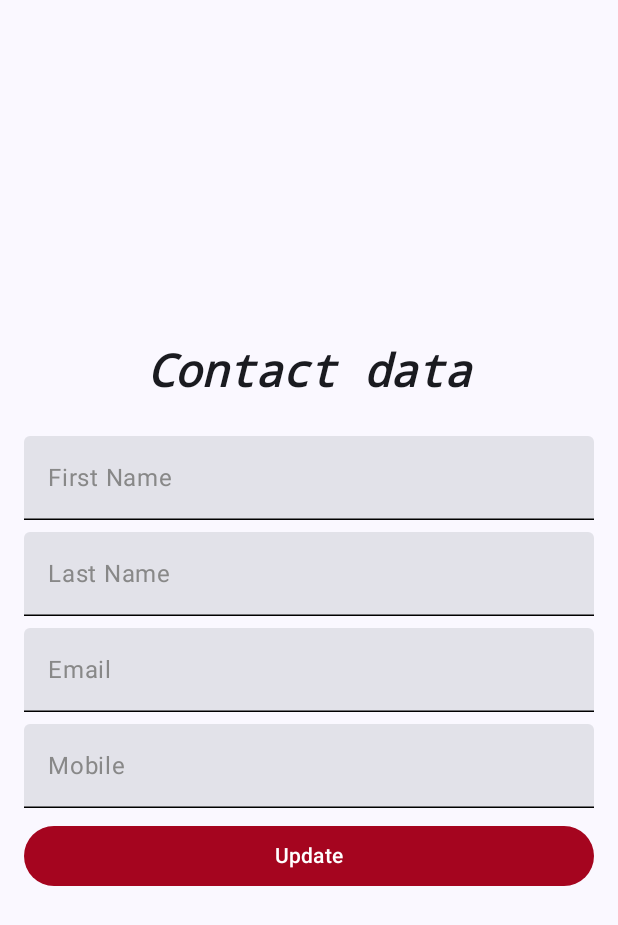
After one commit to Victorious-hub/CVD_Patient_Monitoring, an Android app built with Jetpack Compose: the composable PatientContactScreen shown on its own in the app's theme, on a phone screen of 412 x 824 dp. The commit adds this screen. Shown: the top 925 px of the screen. Run offline under Robolectric (Android 15) with nearby library versions, the phone set to English and light mode, and no system bars; our stand-ins replace Dagger/Hilt's generated code.

Commit message:
Add update methods for patients

```diff
--- a/app/build.gradle.kts
+++ b/app/build.gradle.kts
@@ -102,5 +102,6 @@ dependencies {
 
     // Datastore
     implementation("androidx.datastore:datastore-preferences:1.0.0")
+    implementation("androidx.compose.material3:material3:1.2.1")
 
 }
--- a/app/src/main/java/com/example/cvd_monitoring/domain/model/users/Doctor.kt
+++ b/app/src/main/java/com/example/cvd_monitoring/domain/model/users/Doctor.kt
@@ -2,5 +2,6 @@ package com.example.cvd_monitoring.domain.model.users
 
 data class Doctor(
     val patients: List<Patient>,
+    val patient_cards: List<Patient>,
     val user: User
 )
--- /dev/null
+++ b/app/src/main/java/com/example/cvd_monitoring/domain/model/users/PatientContact.kt
@@ -0,0 +1,6 @@
+package com.example.cvd_monitoring.domain.model.users
+
+data class PatientContact(
+    val mobile: String,
+    val user: UserContact,
+)
--- a/app/src/main/java/com/example/cvd_monitoring/domain/repository/PatientRepository.kt
+++ b/app/src/main/java/com/example/cvd_monitoring/domain/repository/PatientRepository.kt
@@ -4,6 +4,8 @@ import com.example.cvd_monitoring.data.models.PatientDto
 import com.example.cvd_monitoring.domain.model.users.Auth
 import com.example.cvd_monitoring.domain.model.users.CreateUserRequest
 import com.example.cvd_monitoring.domain.model.users.Patient
+import com.example.cvd_monitoring.domain.model.users.PatientContact
+import com.example.cvd_monitoring.domain.model.users.PatientData
 import com.example.cvd_monitoring.domain.model.users.User
 import retrofit2.http.Body
 
@@ -12,7 +14,9 @@ interface PatientRepository {
 
     suspend fun createPatient(@Body patient: CreateUserRequest): User
 
-    suspend fun updatePatientData(@Body patient: Patient, slug: String): Patient
+    suspend fun updatePatientData(@Body patient: PatientData, slug: String): PatientData
 
     suspend fun getPatients(): List<Patient>
+
+    suspend fun updatePatientContact(@Body patient: PatientContact, slug: String): PatientContact
 }
--- a/app/src/main/java/com/example/cvd_monitoring/domain/use_case/patient_contact/PatientContactUseCase.kt
+++ b/app/src/main/java/com/example/cvd_monitoring/domain/use_case/patient_contact/PatientContactUseCase.kt
@@ -1,4 +1,17 @@
 package com.example.cvd_monitoring.domain.use_case.patient_contact
 
-class PatientContactUseCase {
+import com.example.cvd_monitoring.domain.model.users.PatientContact
+import com.example.cvd_monitoring.domain.model.users.PatientData
+import com.example.cvd_monitoring.domain.model.users.User
+import com.example.cvd_monitoring.domain.model.users.UserContact
+import com.example.cvd_monitoring.domain.repository.PatientRepository
+import javax.inject.Inject
+
+class PatientContactUseCase @Inject constructor(
+    private val patientRepository: PatientRepository
+){
+    suspend operator fun invoke(mobile: String, firstName: String, lastName: String, email: String, slug: String): PatientContact {
+        val user = UserContact(firstName, lastName, email)
+        return patientRepository.updatePatientContact(PatientContact(mobile, user), slug)
+    }
 }
--- a/app/src/main/java/com/example/cvd_monitoring/presentation/Screen.kt
+++ b/app/src/main/java/com/example/cvd_monitoring/presentation/Screen.kt
@@ -4,7 +4,8 @@ sealed class Screen(val route: String) {
     data object Home : Screen("home")
     data object SignUp : Screen("signUp")
     data object  SignIn : Screen("SignIn")
-    data object  UpdateData : Screen("updateData")
+    data object  UpdateDataPatient : Screen("updateData")
     data object  UpdateContactPatient : Screen("updateContactPatient")
     data object  UpdateContactDoctor : Screen("UpdateContactDoctor")
+    data object  PatientList : Screen("patientList")
 }
--- /dev/null
+++ b/app/src/main/java/com/example/cvd_monitoring/presentation/patient_contact_update/PatientContactScreen.kt
@@ -0,0 +1,151 @@
+package com.example.cvd_monitoring.presentation.patient_contact_update
+
+import androidx.compose.foundation.layout.Arrangement
+import androidx.compose.foundation.layout.Column
+import androidx.compose.foundation.layout.fillMaxSize
+import androidx.compose.foundation.layout.fillMaxWidth
+import androidx.compose.foundation.layout.padding
+import androidx.compose.foundation.shape.RoundedCornerShape
+import androidx.compose.material3.Button
+import androidx.compose.material3.ButtonDefaults
+import androidx.compose.material3.ExperimentalMaterial3Api
+import androidx.compose.material3.Text
+import androidx.compose.material3.TextField
+import androidx.compose.material3.TextFieldDefaults
+import androidx.compose.runtime.Composable
+import androidx.compose.runtime.getValue
+import androidx.compose.runtime.mutableStateOf
+import androidx.compose.runtime.remember
+import androidx.compose.ui.Alignment
+import androidx.compose.ui.Modifier
+import androidx.compose.ui.graphics.Color
+import androidx.compose.ui.text.TextStyle
+import androidx.compose.ui.text.font.FontFamily
+import androidx.compose.ui.text.font.FontStyle
+import androidx.compose.ui.text.font.FontWeight
+import androidx.compose.ui.tooling.preview.Preview
+import androidx.compose.ui.unit.dp
+import androidx.compose.ui.unit.sp
+import androidx.hilt.navigation.compose.hiltViewModel
+import androidx.navigation.NavController
+import com.example.cvd_monitoring.presentation.patient_data_update.PatientUpdateViewModel
+
+
+@OptIn(ExperimentalMaterial3Api::class)
+@Composable
+fun PatientContactScreen(
+    viewModel: PatientContactViewModel = hiltViewModel(),
+    navController: NavController,
+) {
+    val firstNameState = viewModel.firstNameState.value
+    val lastNameState = viewModel.lastNameState.value
+    val emailState  = viewModel.emailState.value
+    val mobileState  = viewModel.mobileState.value
+    val slug = navController.currentBackStackEntry?.arguments?.getString("slug") ?: ""
+    val isFocused by remember { mutableStateOf(false) }
+    Column(
+        modifier = Modifier
+            .fillMaxSize()
+            .padding(16.dp),
+        verticalArrangement = Arrangement.Center,
+        horizontalAlignment = Alignment.CenterHorizontally
+    ) {
+        Text(
+            text = "Contact data",
+            modifier = Modifier.padding(bottom = 25.dp),
+            style = TextStyle(
+                fontSize = 30.sp,
+                fontWeight = FontWeight.Bold,
+                fontStyle = FontStyle.Italic,
+                fontFamily = FontFamily.Monospace,
+            )
+        )
+        TextField(
+            value = firstNameState.text,
+            onValueChange = {  viewModel.setFirstNameValue(it) },
+            label = {
+                Text(
+                    text = "First Name",
+                    color = Color.Gray
+                )
+            },
+            modifier = Modifier
+                .fillMaxWidth()
+                .padding(bottom = 8.dp),
+            colors = TextFieldDefaults.textFieldColors(
+                focusedIndicatorColor = Color.Red,
+                unfocusedIndicatorColor = if (isFocused) Color.Red else Color.Black,
+                cursorColor = Color.Red,
+            ),
+        )
+        TextField(
+            value = lastNameState.text,
+            onValueChange = { viewModel.setLastNameValue(it) },
+            label = {
+                Text(
+                    text = "Last Name",
+                    color = Color.Gray
+                )
+            },
+            modifier = Modifier
+                .fillMaxWidth()
+                .padding(bottom = 8.dp),
+            colors = TextFieldDefaults.textFieldColors(
+                focusedIndicatorColor = Color.Red,
+                unfocusedIndicatorColor = if (isFocused) Color.Red else Color.Black,
+                cursorColor = Color.Red,
+            ),
+        )
+        TextField(
+            value = emailState.text,
+            onValueChange = { viewModel.setEmailValue(it) },
+            label = {
+                Text(
+                    text = "Email",
+                    color = Color.Gray
+                )
+            },
+            modifier = Modifier
+                .fillMaxWidth()
+                .padding(bottom = 8.dp),
+            colors = TextFieldDefaults.textFieldColors(
+                focusedIndicatorColor = Color.Red,
+                unfocusedIndicatorColor = if (isFocused) Color.Red else Color.Black,
+                cursorColor = Color.Red,
+            ),
+        )
+        TextField(
+            value = mobileState.text,
+            onValueChange = { viewModel.setMobileValue(it) },
+            label = {
+                Text(
+                    text = "Mobile",
+                    color = Color.Gray
+                )
+            },
+            modifier = Modifier
+                .fillMaxWidth()
+                .padding(bottom = 8.dp),
+            colors = TextFieldDefaults.textFieldColors(
+                focusedIndicatorColor = Color.Red,
+                unfocusedIndicatorColor = if (isFocused) Color.Red else Color.Black,
+                cursorColor = Color.Red,
+            ),
+        )
+
+        Button(
+            onClick = {
+                viewModel.updatePatientContact(slug)
+            },
+            modifier = Modifier.fillMaxWidth(),
+            colors = ButtonDefaults.buttonColors(
+                containerColor = Color(0xFFa5051f),
+                contentColor = Color.White
+            ),
+            shape = RoundedCornerShape(20.dp)
+        ) {
+            Text("Update")
+        }
+    }
+
+}
--- /dev/null
+++ b/app/src/main/java/com/example/cvd_monitoring/presentation/patient_contact_update/PatientContactViewModel.kt
@@ -0,0 +1,66 @@
+package com.example.cvd_monitoring.presentation.patient_contact_update
+
+import android.util.Log
+import androidx.compose.runtime.State
+import androidx.compose.runtime.mutableStateOf
+import androidx.lifecycle.ViewModel
+import androidx.lifecycle.viewModelScope
+import com.example.cvd_monitoring.common.TextFieldState
+import com.example.cvd_monitoring.domain.model.users.PatientContact
+import com.example.cvd_monitoring.domain.model.users.PatientData
+import com.example.cvd_monitoring.domain.use_case.patient_contact.PatientContactUseCase
+import com.example.cvd_monitoring.domain.use_case.patient_data.PatientDataUseCase
+import dagger.hilt.android.lifecycle.HiltViewModel
+import kotlinx.coroutines.launch
+import javax.inject.Inject
+
+
+@HiltViewModel
+class PatientContactViewModel @Inject constructor(
+    private val patientContactUseCase: PatientContactUseCase,
+) : ViewModel(){
+    private val _firstNameState = mutableStateOf(TextFieldState())
+    val firstNameState: State<TextFieldState> = _firstNameState
+
+    fun setFirstNameValue(value: String) {
+        _firstNameState.value = firstNameState.value.copy(text = value)
+    }
+
+    private val _lastNameState = mutableStateOf(TextFieldState())
+    val lastNameState: State<TextFieldState> = _lastNameState
+
+    fun setLastNameValue(value: String) {
+        _lastNameState.value = lastNameState.value.copy(text = value)
+    }
+
+    private val _emailState = mutableStateOf(TextFieldState())
+    val emailState: State<TextFieldState> = _emailState
+
+    fun setEmailValue(value: String) {
+        _emailState.value = emailState.value.copy(text = value)
+    }
+
+    private val _mobileState = mutableStateOf(TextFieldState())
+    val mobileState: State<TextFieldState> = _mobileState
+
+    fun setMobileValue(value: String) {
+        _mobileState.value = mobileState.value.copy(text = value)
+    }
+
+    fun updatePatientContact(slug: String) {
+        val firstName = firstNameState.value.text
+        val lastName = lastNameState.value.text
+        val email = emailState.value.text
+        val mobile = mobileState.value.text
+
+        viewModelScope.launch {
+            try {
+                val createdUser = patientContactUseCase(mobile, firstName, lastName, email, slug)
+                Log.d("SignUpViewModel", "Sign up successful: $createdUser")
+            } catch (e: Exception) {
+                val errorMessage = e.message.toString()
+                Log.e("SignUpViewModel", "Sign up error: $errorMessage", e)
+            }
+        }
+    }
+}
--- a/app/src/main/java/com/example/cvd_monitoring/presentation/patient_contact_update/PatientUpdateContact.kt
+++ /dev/null
@@ -1 +0,0 @@
-package com.example.cvd_monitoring.presentation.patient_contact_update
--- a/app/src/main/java/com/example/cvd_monitoring/presentation/patient_data_update/PatientUpdateData.kt
+++ /dev/null
@@ -1 +0,0 @@
-package com.example.cvd_monitoring.presentation.patient_data_update
```
Also changed, not shown: app/src/main/java/com/example/cvd_monitoring/data/CvdApi.kt (+8 -2 lines), app/src/main/java/com/example/cvd_monitoring/data/repository/PatientRepositoryImpl.kt (+8 -1 lines), app/src/main/java/com/example/cvd_monitoring/domain/model/users/PatientData.kt (added, +9 -0 lines), app/src/main/java/com/example/cvd_monitoring/domain/model/users/UserContact.kt (added, +7 -0 lines), app/src/main/java/com/example/cvd_monitoring/domain/use_case/patient_data/PatientDataUseCase.kt (+3 -4 lines), app/src/main/java/com/example/cvd_monitoring/presentation/MainActivity.kt (+63 -8 lines), app/src/main/java/com/example/cvd_monitoring/presentation/patient_data_update/PatientUpdateScreen.kt (added, +176 -0 lines), app/src/main/java/com/example/cvd_monitoring/presentation/patient_data_update/PatientUpdateViewModel.kt (added, +75 -0 lines), app/src/main/java/com/example/cvd_monitoring/presentation/patient_list/PatientListScreen.kt (+7 -1 lines).
